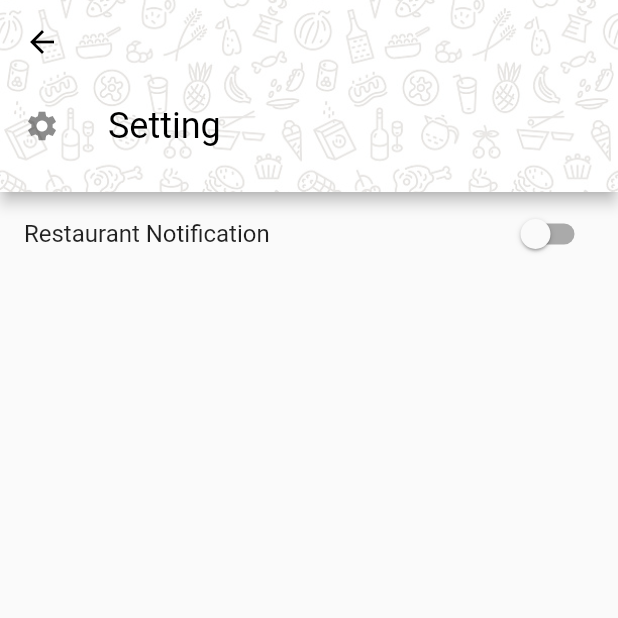
After one commit to nirranthea/dicoding-restaurant-app, a Flutter app: the screen it shows after launch, after a tap on the "settings" icon, on a phone screen of 412 x 824 dp, the top half of it. The commit adds this screen. Run offline on Flutter 3.47's test engine with Material 2 defaults, Android fonts, the phone set to English and light mode, and no system bars; our stand-ins replace flutter_local_notifications, rxdart; missing offline and left inert: android_alarm_manager; network calls fail.

Commit message:
scheduling notification

```diff
--- /dev/null
+++ b/lib/common/navigation.dart
@@ -0,0 +1,16 @@
+import 'package:flutter/material.dart';
+
+final GlobalKey<NavigatorState> navigatorKey = GlobalKey<NavigatorState>();
+
+class Navigation {
+
+  static intentNoData(String routeName) {
+    navigatorKey.currentState.pushNamed(routeName);
+  }
+
+  static intentWithData(String routeName, Object arguments) {
+    navigatorKey.currentState.pushNamed(routeName, arguments: arguments);
+  }
+
+  static back() => navigatorKey.currentState.pop();
+}
--- a/lib/data/model/response.dart
+++ b/lib/data/model/response.dart
@@ -13,6 +13,10 @@ class RestaurantResult {
       restaurants: restaurantList,
     );
   }
+
+  Map<String, dynamic> toJson() => {
+    "restaurants": List<dynamic>.from(restaurants.map((resto) => resto.toJson())),
+  };
 }
 
 class Resto {
@@ -36,4 +40,13 @@ class Resto {
       rating: parsedJson['rating'].toDouble(),
     );
   }
+
+  Map<String, dynamic> toJson() => {
+    "id": id,
+    "name": name,
+    "description": description,
+    "pictureId": pictureId,
+    "city": city,
+    "rating": rating,
+  };
 }
--- a/lib/main.dart
+++ b/lib/main.dart
@@ -1,17 +1,41 @@
+import 'dart:io';
+
+import 'package:android_alarm_manager/android_alarm_manager.dart';
 import 'package:flutter/material.dart';
+import 'package:flutter_local_notifications/flutter_local_notifications.dart';
 import 'package:provider/provider.dart';
+import 'package:restaurant_app/common/navigation.dart';
 import 'package:restaurant_app/data/api/api_service.dart';
 import 'package:restaurant_app/provider/detail_restaurant_provider.dart';
 import 'package:restaurant_app/provider/restaurant_provider.dart';
 import 'package:restaurant_app/provider/review_restaurant_provider.dart';
+import 'package:restaurant_app/provider/scheduling_provider.dart';
 import 'package:restaurant_app/provider/search_restaurant_provider.dart';
 import 'package:restaurant_app/ui/search_page.dart';
+import 'package:restaurant_app/ui/setting_page.dart';
 import 'package:restaurant_app/ui/splash_page.dart';
+import 'package:restaurant_app/utils/background_service.dart';
+import 'package:restaurant_app/utils/notification_helper.dart';
 
 import 'ui/detail_page.dart';
 import 'ui/home_page.dart';
 
-void main() {
+final FlutterLocalNotificationsPlugin flutterLocalNotificationsPlugin =
+    FlutterLocalNotificationsPlugin();
+
+Future<void> main() async {
+  WidgetsFlutterBinding.ensureInitialized();
+
+  final NotificationHelper _notificationHelper = NotificationHelper();
+  final BackgroundService _service = BackgroundService();
+
+  _service.initializeIsolate();
+
+  if (Platform.isAndroid) {
+    await AndroidAlarmManager.initialize();
+  }
+  await _notificationHelper.initNotifications(flutterLocalNotificationsPlugin);
+
   runApp(MyApp());
 }
 
@@ -24,6 +48,7 @@ class MyApp extends StatelessWidget {
         primarySwatch: Colors.green,
         visualDensity: VisualDensity.adaptivePlatformDensity,
       ),
+      navigatorKey: navigatorKey,
       initialRoute: SplashPage.routeName,
       routes: {
         SplashPage.routeName: (context) => SplashPage(),
@@ -50,6 +75,9 @@ class MyApp extends StatelessWidget {
                 restaurant: ModalRoute.of(context).settings.arguments,
               ),
             ),
+        SettingPage.routeName: (context) => ChangeNotifierProvider<SchedulingProvider>(
+            create: (_) => SchedulingProvider(),
+            child: SettingPage()),
       },
     );
   }
--- /dev/null
+++ b/lib/provider/scheduling_provider.dart
@@ -0,0 +1,30 @@
+import 'package:android_alarm_manager/android_alarm_manager.dart';
+import 'package:flutter/foundation.dart';
+import 'package:restaurant_app/utils/background_service.dart';
+import 'package:restaurant_app/utils/date_time_helper.dart';
+
+class SchedulingProvider extends ChangeNotifier {
+
+  bool _isScheduled = false;
+  bool get isScheduled => _isScheduled;
+
+  Future<bool> scheduledResto(bool value) async {
+    _isScheduled = value;
+    if (_isScheduled) {
+      print('Restaurant Notification Activated');
+      notifyListeners();
+      return await AndroidAlarmManager.periodic(
+        Duration(hours: 24),
+        1,
+        BackgroundService.callback,
+        startAt: DateTimeHelper.format(),
+        exact: true,
+        wakeup: true,
+      );
+    } else {
+      print('Restaurant Notification Canceled');
+      notifyListeners();
+      return await AndroidAlarmManager.cancel(1);
+    }
+  }
+}
--- a/lib/ui/home_page.dart
+++ b/lib/ui/home_page.dart
@@ -1,15 +1,28 @@
 import 'package:flutter/material.dart';
 import 'package:provider/provider.dart';
+import 'package:restaurant_app/common/navigation.dart';
 import 'package:restaurant_app/common/result_state.dart';
 import 'package:restaurant_app/data/api/api_service.dart';
 import 'package:restaurant_app/provider/restaurant_provider.dart';
 import 'package:restaurant_app/ui/detail_page.dart';
 import 'package:restaurant_app/ui/search_page.dart';
+import 'package:restaurant_app/ui/setting_page.dart';
+import 'package:restaurant_app/utils/background_service.dart';
+import 'package:restaurant_app/utils/notification_helper.dart';
 import '../data/model/response.dart';
 
-class HomePage extends StatelessWidget {
+class HomePage extends StatefulWidget {
 
   static const routeName = '/home_page';
+
+  @override
+  _HomePageState createState() => _HomePageState();
+}
+
+class _HomePageState extends State<HomePage> {
+
+  final NotificationHelper _notificationHelper = NotificationHelper();
+  final BackgroundService _service = BackgroundService();
 
   Widget _buildRestaurantItem(BuildContext context, Resto restaurant) {
     return ListTile(
@@ -43,10 +56,23 @@ class HomePage extends StatelessWidget {
         ],
       ),
       onTap: () {
-        Navigator.pushNamed(context, DetailPage.routeName,
-            arguments: restaurant);
+        Navigation.intentWithData(DetailPage.routeName, restaurant);
       },
     );
+  }
+
+  @override
+  void initState() {
+    super.initState();
+    port.listen((_) async => await _service.someTask());
+    _notificationHelper.configureSelectNotificationSubject(
+        DetailPage.routeName);
+  }
+
+  @override
+  void dispose() {
+    super.dispose();
+    selectNotificationSubject.close();
   }
 
   @override
@@ -76,13 +102,26 @@ class HomePage extends StatelessWidget {
                     subtitle: Text('Recommendation restaurant for you!',
                       style: Theme.of(context).textTheme.subtitle2,
                     ),
-                    trailing: IconButton(
-                      icon: Icon(Icons.search),
-                      iconSize: 24,
-                      color: Colors.black,
-                      onPressed: () {
-                        Navigator.pushNamed(context, SearchPage.routeName);
-                      },
+                    trailing: Row(
+                      mainAxisSize: MainAxisSize.min,
+                      children: <Widget>[
+                        IconButton(
+                          icon: Icon(Icons.search),
+                          iconSize: 24,
+                          color: Colors.black,
+                          onPressed: () {
+                            Navigation.intentNoData(SearchPage.routeName);
+                          },
+                        ),
+                        IconButton(
+                          icon: Icon(Icons.settings),
+                          iconSize: 24,
+                          color: Colors.black,
+                          onPressed: () {
+                            Navigation.intentNoData(SettingPage.routeName);
+                          },
+                        ),
+                      ],
                     ),
                   ),
                 ),
@@ -117,5 +156,4 @@ class HomePage extends StatelessWidget {
       ),
     );
   }
-
 }
--- a/lib/ui/search_page.dart
+++ b/lib/ui/search_page.dart
@@ -1,5 +1,6 @@
 import 'package:flutter/material.dart';
 import 'package:provider/provider.dart';
+import 'package:restaurant_app/common/navigation.dart';
 import 'package:restaurant_app/common/result_state.dart';
 import 'package:restaurant_app/data/api/api_service.dart';
 import 'package:restaurant_app/data/model/response.dart';
@@ -46,8 +47,7 @@ class SearchPage extends StatelessWidget {
         ],
       ),
       onTap: () {
-        Navigator.pushNamed(context, DetailPage.routeName,
-            arguments: restaurant);
+        Navigation.intentWithData(DetailPage.routeName, restaurant);
       },
     );
   }
--- /dev/null
+++ b/lib/ui/setting_page.dart
@@ -0,0 +1,73 @@
+import 'package:flutter/material.dart';
+import 'package:provider/provider.dart';
+import 'package:restaurant_app/provider/scheduling_provider.dart';
+
+class SettingPage extends StatelessWidget {
+
+  static const routeName = '/setting_page';
+
+  @override
+  Widget build(BuildContext context) {
+    return Scaffold(
+      body: SafeArea(
+        child: Column(
+          children: <Widget>[
+            //NOTE: Header part
+            Card(
+              margin: EdgeInsets.all(0),
+              elevation: 4,
+              child: Container(
+                decoration: BoxDecoration(
+                  image: DecorationImage(
+                    image: AssetImage('images/foods.jpg'),
+                    fit: BoxFit.cover,
+                  ),
+                ),
+                child: Column(
+                  children: <Widget>[
+                    AppBar(
+                      backgroundColor: Colors.white60.withOpacity(0.85),
+                      elevation: 0,
+                      iconTheme: IconThemeData(color: Colors.black),
+                    ),
+                    Container(
+                      color: Colors.white60.withOpacity(0.85),
+                      child: Padding(
+                        padding: EdgeInsets.only(bottom: 16.0),
+                        child: ListTile(
+                          title: Text('Setting',
+                            style: Theme.of(context).textTheme.headline5.copyWith(color: Colors.black)),
+                          leading: Icon(Icons.settings),
+                        ),
+                      ),
+                    ),
+                  ],
+                ),
+              ),
+            ),
+            //NOTE: Content part
+            Expanded(
+              child: ListView(
+                children: <Widget>[
+                  ListTile(
+                    title: Text('Restaurant Notification'),
+                    trailing: Consumer<SchedulingProvider>(
+                      builder: (context, scheduled, _) {
+                        return Switch.adaptive(
+                            value: scheduled.isScheduled,
+                            onChanged: (value) async {
+                              scheduled.scheduledResto(value);
+                            },
+                        );
+                      },
+                    ),
+                  ),
+                ],
+              ),
+            ),
+          ],
+        ),
+      ),
+    );
+  }
+}
--- a/lib/ui/splash_page.dart
+++ b/lib/ui/splash_page.dart
@@ -13,13 +13,13 @@ class _SplashPageState extends State<SplashPage> {
 
   @override
   void initState() {
+    super.initState();
     //NOTE: Redirect after several seconds
     Future.delayed(
         const Duration(seconds: 3),
             () => Navigator.pushReplacementNamed(context,
             HomePage.routeName)
     );
-    super.initState();
   }
 
   @override
--- /dev/null
+++ b/lib/utils/background_service.dart
@@ -0,0 +1,44 @@
+import 'dart:isolate';
+import 'dart:math';
+import 'dart:ui';
+import 'package:restaurant_app/data/api/api_service.dart';
+import 'package:restaurant_app/utils/notification_helper.dart';
+
+import '../main.dart';
+
+final ReceivePort port = ReceivePort();
+
+class BackgroundService {
+  static BackgroundService _service;
+  static String _isolateName = 'isolate';
+  static SendPort _uiSendPort;
+
+  BackgroundService._createObject();
+
+  factory BackgroundService() {
+    if (_service == null) {
+      _service = BackgroundService._createObject();
+    }
+    return _service;
+  }
+
+  void initializeIsolate() {
+    IsolateNameServer.registerPortWithName(port.sendPort, _isolateName);
+  }
+
+  static Future<void> callback() async {
+    print('Alarm fired!');
+    final NotificationHelper _notificationHelper = NotificationHelper();
+    var result = await ApiService().getListRestaurants();
+    Random _random = Random();
+    int _randomIndex = _random.nextInt(result.restaurants.length);
+    await _notificationHelper.showNotification(flutterLocalNotificationsPlugin, result.restaurants[_randomIndex]);
+
+    _uiSendPort ??= IsolateNameServer.lookupPortByName(_isolateName);
+    _uiSendPort?.send(null);
+  }
+
+  Future<void> someTask() async {
+    print('Execute some process');
+  }
+}
--- /dev/null
+++ b/lib/utils/notification_helper.dart
@@ -0,0 +1,75 @@
+import 'dart:convert';
+
+import 'package:flutter_local_notifications/flutter_local_notifications.dart';
+import 'package:restaurant_app/common/navigation.dart';
+import 'package:restaurant_app/data/model/response.dart';
+import 'package:rxdart/rxdart.dart';
+
+final selectNotificationSubject = BehaviorSubject<String>();
+
+class NotificationHelper {
+  static NotificationHelper _instance;
+
+  NotificationHelper._internal() {
+    _instance = this;
+  }
+
+  factory NotificationHelper() => _instance ?? NotificationHelper._internal();
+
+  Future<void> initNotifications(
+      FlutterLocalNotificationsPlugin flutterLocalNotificationsPlugin) async {
+    var initializationSettingsAndroid = AndroidInitializationSettings('app_icon');
+    var initializationSettingsIOS = IOSInitializationSettings(
+      requestAlertPermission: false,
+      requestSoundPermission: false,
+      requestBadgePermission: false,
+    );
+    var initializationSettings = InitializationSettings(
+        initializationSettingsAndroid, initializationSettingsIOS
+    );
+
+    await flutterLocalNotificationsPlugin.initialize(initializationSettings,
+        onSelectNotification: (String payload) async {
+          if (payload != null) {
+            print('notification payload: $payload');
+          }
+          selectNotificationSubject.add(payload);
+        });
+  }
+
+  Future<void> showNotification(
+      FlutterLocalNotificationsPlugin flutterLocalNotificationsPlugin,
+      Resto restaurants) async {
+    var _channelId = "1";
+    var _channelName = "channel_01";
+    var _channelDescription = "restaurant channel";
+
+    var androidPlatformChannelSpecifics = AndroidNotificationDetails(
+        _channelId, _channelName, _channelDescription,
+        importance: Importance.Max,
+        priority: Priority.High,
+        ticker: 'ticker',
+        styleInformation: DefaultStyleInformation(true, true));
+    var iOSPlatformChannelSpecifics = IOSNotificationDetails();
+    var platformChannelSpecifics = NotificationDetails(
+        androidPlatformChannelSpecifics, iOSPlatformChannelSpecifics);
+
+    var titleNotification = "<b>Check out this awesome Restaurant!</b>";
+    var titleResto = restaurants.name;
+
+    await flutterLocalNotificationsPlugin.show(
+        0, titleNotification, titleResto, platformChannelSpecifics,
+        payload: json.encode(restaurants.toJson()));
+  }
+
+  void configureSelectNotificationSubject(String route) {
+    selectNotificationSubject.stream.listen(
+            (String payload) async {
+          var data = Resto.fromJson(json.decode(payload));
+          var restaurant = data;
+          print(data.toString());
+          print(restaurant.toString());
+          Navigation.intentWithData(route, restaurant);
+        });
+  }
+}
--- a/pubspec.yaml
+++ b/pubspec.yaml
@@ -30,6 +30,10 @@ dependencies:
   cupertino_icons: ^0.1.3
   provider: ^4.3.2+1
   http: ^0.12.2
+  android_alarm_manager: ^0.4.5+11
+  flutter_local_notifications: ^1.4.4+4
+  rxdart: ^0.23.1
+  intl: ^0.16.1
 
 dev_dependencies:
   flutter_test:
```
Also changed, not shown: lib/utils/date_time_helper.dart (added, +25 -0 lines), pubspec.lock, 5 other files.
